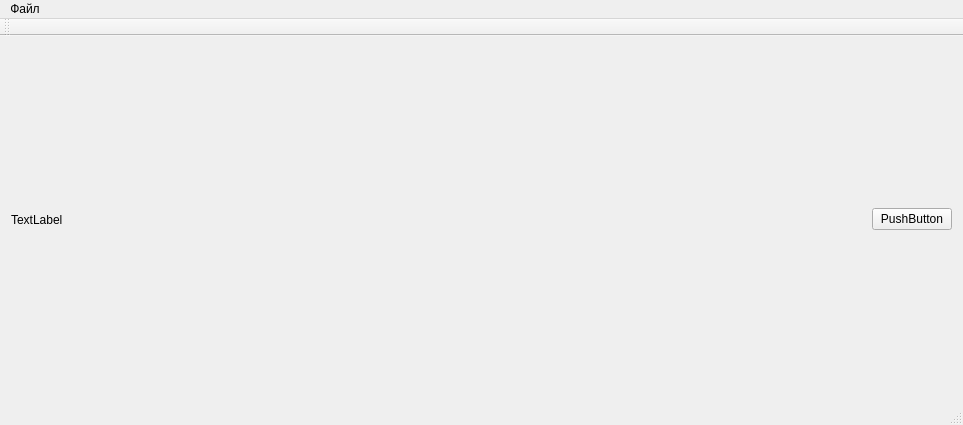
Old version of the form mainwindow.ui in the repository meikuam/img_proc.
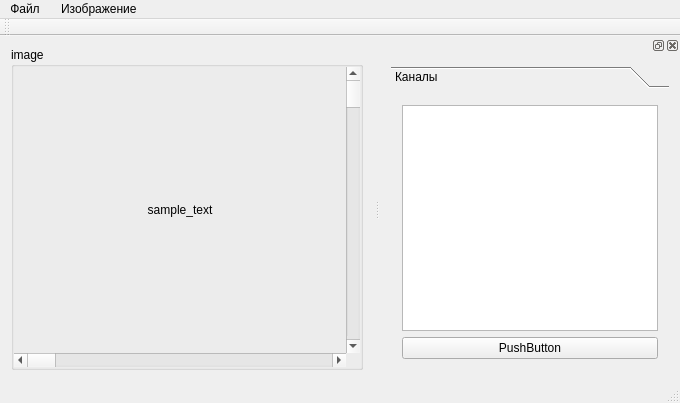
New version of the form. Custom widgets are drawn as their Qt base class.

Patch:
```diff
--- a/mainwindow.ui
+++ b/mainwindow.ui
@@ -6,8 +6,8 @@
    <rect>
     <x>0</x>
     <y>0</y>
-    <width>963</width>
-    <height>425</height>
+    <width>680</width>
+    <height>403</height>
    </rect>
   </property>
   <property name="windowTitle">
@@ -16,47 +16,79 @@
   <widget class="QWidget" name="centralWidget">
    <property name="minimumSize">
     <size>
-     <width>923</width>
+     <width>0</width>
      <height>0</height>
     </size>
    </property>
-   <layout class="QHBoxLayout" name="horizontalLayout_2">
-    <item>
-     <layout class="QHBoxLayout" name="horizontalLayout">
-      <property name="spacing">
-       <number>0</number>
+   <layout class="QGridLayout" name="gridLayout_4">
+    <item row="0" column="0" colspan="3">
+     <widget class="QGroupBox" name="imageGroupBox">
+      <property name="title">
+       <string>image</string>
       </property>
-      <property name="sizeConstraint">
-       <enum>QLayout::SetMinAndMaxSize</enum>
-      </property>
-      <item>
-       <widget class="QLabel" name="debugLabel">
-        <property name="text">
-         <string>TextLabel</string>
-        </property>
-       </widget>
-      </item>
-      <item>
-       <spacer name="horizontalSpacer">
-        <property name="orientation">
-         <enum>Qt::Horizontal</enum>
-        </property>
-        <property name="sizeHint" stdset="0">
-         <size>
-          <width>40</width>
-          <height>20</height>
-         </size>
-        </property>
-       </spacer>
-      </item>
-      <item>
-       <widget class="QPushButton" name="pushButton">
-        <property name="text">
-         <string>PushButton</string>
-        </property>
-       </widget>
-      </item>
-     </layout>
+      <layout class="QGridLayout" name="gridLayout">
+       <property name="leftMargin">
+        <number>0</number>
+       </property>
+       <property name="topMargin">
+        <number>0</number>
+       </property>
+       <property name="rightMargin">
+        <number>0</number>
+       </property>
+       <property name="bottomMargin">
+        <number>0</number>
+       </property>
+       <property name="spacing">
+        <number>0</number>
+       </property>
+       <item row="2" column="0">
+        <widget class="QScrollBar" name="horizontalScrollBar">
+         <property name="enabled">
+          <bool>true</bool>
+         </property>
+         <property name="orientation">
+          <enum>Qt::Horizontal</enum>
+         </property>
+        </widget>
+       </item>
+       <item row="0" column="1">
+        <widget class="QScrollBar" name="verticalScrollBar">
+         <property name="orientation">
+          <enum>Qt::Vertical</enum>
+         </property>
+        </widget>
+       </item>
+       <item row="0" column="0">
+        <widget class="ImageLabel" name="imageLabel">
+         <property name="sizePolicy">
+          <sizepolicy hsizetype="Preferred" vsizetype="Preferred">
+           <horstretch>0</horstretch>
+           <verstretch>0</verstretch>
+          </sizepolicy>
+         </property>
+         <property name="maximumSize">
+          <size>
+           <width>16777215</width>
+           <height>16777215</height>
+          </size>
+         </property>
+         <property name="baseSize">
+          <size>
+           <width>0</width>
+           <height>0</height>
+          </size>
+         </property>
+         <property name="text">
+          <string>sample_text</string>
+         </property>
+         <property name="alignment">
+          <set>Qt::AlignCenter</set>
+         </property>
+        </widget>
+       </item>
+      </layout>
+     </widget>
     </item>
    </layout>
   </widget>
@@ -65,8 +97,8 @@
     <rect>
      <x>0</x>
      <y>0</y>
-     <width>963</width>
-     <height>21</height>
+     <width>680</width>
+     <height>22</height>
     </rect>
    </property>
    <widget class="QMenu" name="menu">
@@ -78,7 +110,22 @@
     <addaction name="saveFileAct"/>
     <addaction name="saveFileAsAct"/>
    </widget>
+   <widget class="QMenu" name="menu_2">
+    <property name="title">
+     <string>  Изображение</string>
+    </property>
+    <widget class="QMenu" name="menu_3">
+     <property name="title">
+      <string>Цветовая модель</string>
+     </property>
+     <addaction name="actionRGB"/>
+     <addaction name="actionYCbCr"/>
+     <addaction name="actionHSV"/>
+    </widget>
+    <addaction name="menu_3"/>
+   </widget>
    <addaction name="menu"/>
+   <addaction name="menu_2"/>
   </widget>
   <widget class="QToolBar" name="mainToolBar">
    <attribute name="toolBarArea">
@@ -88,7 +135,61 @@
     <bool>false</bool>
    </attribute>
   </widget>
-  <widget class="QStatusBar" name="statusBar"/>
+  <widget class="QStatusBar" name="statusBar">
+   <property name="mouseTracking">
+    <bool>false</bool>
+   </property>
+   <property name="sizeGripEnabled">
+    <bool>true</bool>
+   </property>
+  </widget>
+  <widget class="QDockWidget" name="toolWidget">
+   <property name="toolTip">
+    <string/>
+   </property>
+   <property name="windowTitle">
+    <string/>
+   </property>
+   <attribute name="dockWidgetArea">
+    <number>2</number>
+   </attribute>
+   <widget class="QWidget" name="dockWidgetContents_3">
+    <layout class="QGridLayout" name="gridLayout_2">
+     <item row="0" column="0">
+      <widget class="QToolBox" name="toolBox">
+       <property name="currentIndex">
+        <number>0</number>
+       </property>
+       <widget class="QWidget" name="channels">
+        <property name="geometry">
+         <rect>
+          <x>0</x>
+          <y>0</y>
+          <width>274</width>
+          <height>274</height>
+         </rect>
+        </property>
+        <attribute name="label">
+         <string>Каналы</string>
+        </attribute>
+        <layout class="QGridLayout" name="gridLayout_3">
+         <item row="1" column="0">
+          <widget class="QPushButton" name="pushButton">
+           <property name="text">
+            <string>PushButton</string>
+           </property>
+          </widget>
+         </item>
+         <item row="0" column="0">
+          <widget class="QListWidget" name="listWidget"/>
+         </item>
+        </layout>
+       </widget>
+      </widget>
+     </item>
+    </layout>
+   </widget>
+  </widget>
   <action name="action_2">
    <property name="text">
     <string>Файл</string>
@@ -120,6 +221,21 @@
   </action>
  </widget>
  <layoutdefault spacing="6" margin="11"/>
+ <customwidgets>
+  <customwidget>
+   <class>ImageLabel</class>
+   <extends>QLabel</extends>
+   <header location="global">imagelabel.h</header>
+   <slots>
+    <signal>wheelEvent(QWheelEvent*)</signal>
+    <signal>verticalSliderMoved(int)</signal>
+    <signal>horisontalSliderMoved(int)</signal>
+    <slot>onVerticalSliderMoved(int)</slot>
+    <slot>onHorisontalSliderMoved(int)</slot>
+    <slot>onWheelEvent(QWheelEvent*)</slot>
+   </slots>
+  </customwidget>
+ </customwidgets>
  <resources/>
  <connections>
   <connection>
```
Left out of the diff: 143 changed lines with no effect on the pictures.
